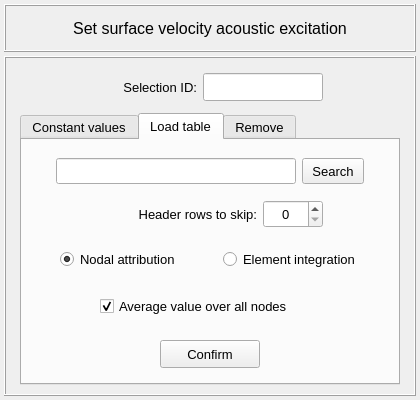
MOPT-UFSC/VIBRA, file vibra/interface/data/ui_files/model/setup/acoustic/surface_velocity_input.ui: the form before one commit.
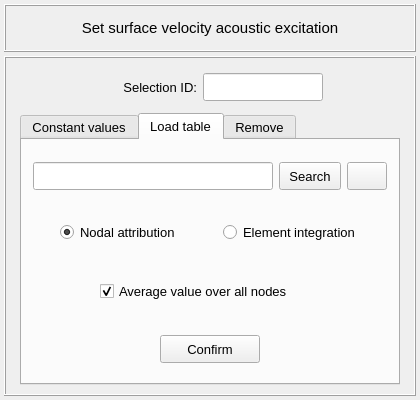
The form after the commit. The open tabs and pages were chosen to show the change. Icons and pictures are not drawn.

Commit message: Adds filter for frequency ranges in imported tables

The edit to the form file:
```diff
--- a/vibra/interface/data/ui_files/model/setup/acoustic/surface_velocity_input.ui
+++ b/vibra/interface/data/ui_files/model/setup/acoustic/surface_velocity_input.ui
@@ -92,7 +92,7 @@
         <property name="font">
          <font>
           <family>MS Shell Dlg 2</family>
-          <pointsize>12</pointsize>
+          <pointsize>11</pointsize>
           <weight>50</weight>
           <italic>false</italic>
           <bold>false</bold>
@@ -802,321 +802,6 @@
            <number>2</number>
           </property>
           <item row="3" column="0">
-           <widget class="QFrame" name="frame_21">
-            <property name="frameShape">
-             <enum>QFrame::NoFrame</enum>
-            </property>
-            <property name="frameShadow">
-             <enum>QFrame::Raised</enum>
-            </property>
-            <layout class="QGridLayout" name="gridLayout_17">
-             <property name="leftMargin">
-              <number>0</number>
-             </property>
-             <property name="topMargin">
-              <number>0</number>
-             </property>
-             <property name="rightMargin">
-              <number>0</number>
-             </property>
-             <property name="bottomMargin">
-              <number>0</number>
-             </property>
-             <property name="spacing">
-              <number>0</number>
-             </property>
-             <item row="0" column="0">
-              <widget class="QCheckBox" name="checkBox_averaged_table_values">
-               <property name="minimumSize">
-                <size>
-                 <width>0</width>
-                 <height>28</height>
-                </size>
-               </property>
-               <property name="maximumSize">
-                <size>
-                 <width>220</width>
-                 <height>28</height>
-                </size>
-               </property>
-               <property name="font">
-                <font>
-                 <pointsize>10</pointsize>
-                </font>
-               </property>
-               <property name="text">
-                <string>Average value over all nodes</string>
-               </property>
-               <property name="checked">
-                <bool>true</bool>
-               </property>
-              </widget>
-             </item>
-            </layout>
-           </widget>
-          </item>
-          <item row="1" column="0">
-           <widget class="QFrame" name="frame_11">
-            <property name="minimumSize">
-             <size>
-              <width>260</width>
-              <height>40</height>
-             </size>
-            </property>
-            <property name="maximumSize">
-             <size>
-              <width>400</width>
-              <height>40</height>
-             </size>
-            </property>
-            <property name="frameShape">
-             <enum>QFrame::NoFrame</enum>
-            </property>
-            <property name="frameShadow">
-             <enum>QFrame::Raised</enum>
-            </property>
-            <layout class="QGridLayout" name="gridLayout_14">
-             <property name="leftMargin">
-              <number>2</number>
-             </property>
-             <property name="topMargin">
-              <number>2</number>
-             </property>
-             <property name="rightMargin">
-              <number>2</number>
-             </property>
-             <property name="bottomMargin">
-              <number>2</number>
-             </property>
-             <property name="horizontalSpacing">
-              <number>6</number>
-             </property>
-             <property name="verticalSpacing">
-              <number>2</number>
-             </property>
-             <item row="0" column="0">
-              <spacer name="horizontalSpacer_6">
-               <property name="orientation">
-                <enum>Qt::Horizontal</enum>
-               </property>
-               <property name="sizeHint" stdset="0">
-                <size>
-                 <width>40</width>
-                 <height>20</height>
-                </size>
-               </property>
-              </spacer>
-             </item>
-             <item row="0" column="1">
-              <widget class="QLabel" name="label_9">
-               <property name="minimumSize">
-                <size>
-                 <width>160</width>
-                 <height>28</height>
-                </size>
-               </property>
-               <property name="maximumSize">
-                <size>
-                 <width>160</width>
-                 <height>28</height>
-                </size>
-               </property>
-               <property name="font">
-                <font>
-                 <family>MS Shell Dlg 2</family>
-                 <pointsize>10</pointsize>
-                 <weight>50</weight>
-                 <italic>false</italic>
-                 <bold>false</bold>
-                </font>
-               </property>
-               <property name="text">
-                <string>Header rows to skip:</string>
-               </property>
-               <property name="alignment">
-                <set>Qt::AlignRight|Qt::AlignTrailing|Qt::AlignVCenter</set>
-               </property>
-              </widget>
-             </item>
-             <item row="0" column="2">
-              <widget class="QSpinBox" name="spinBox">
-               <property name="minimumSize">
-                <size>
-                 <width>60</width>
-                 <height>28</height>
-                </size>
-               </property>
-               <property name="maximumSize">
-                <size>
-                 <width>60</width>
-                 <height>28</height>
-                </size>
-               </property>
-               <property name="alignment">
-                <set>Qt::AlignCenter</set>
-               </property>
-               <property name="maximum">
-                <number>10</number>
-               </property>
-              </widget>
-             </item>
-             <item row="0" column="3">
-              <spacer name="horizontalSpacer_7">
-               <property name="orientation">
-                <enum>Qt::Horizontal</enum>
-               </property>
-               <property name="sizeHint" stdset="0">
-                <size>
-                 <width>40</width>
-                 <height>20</height>
-                </size>
-               </property>
-              </spacer>
-             </item>
-            </layout>
-           </widget>
-          </item>
-          <item row="0" column="0">
-           <widget class="QFrame" name="frame_9">
-            <property name="minimumSize">
-             <size>
-              <width>260</width>
-              <height>0</height>
-             </size>
-            </property>
-            <property name="maximumSize">
-             <size>
-              <width>400</width>
-              <height>200</height>
-             </size>
-            </property>
-            <property name="frameShape">
-             <enum>QFrame::NoFrame</enum>
-            </property>
-            <property name="frameShadow">
-             <enum>QFrame::Raised</enum>
-            </property>
-            <layout class="QGridLayout" name="gridLayout_2">
-             <property name="leftMargin">
-              <number>0</number>
-             </property>
-             <property name="topMargin">
-              <number>4</number>
-             </property>
-             <property name="rightMargin">
-              <number>0</number>
-             </property>
-             <property name="bottomMargin">
-              <number>0</number>
-             </property>
-             <property name="horizontalSpacing">
-              <number>6</number>
-             </property>
-             <property name="verticalSpacing">
-              <number>2</number>
-             </property>
-             <item row="0" column="0">
-              <spacer name="horizontalSpacer_11">
-               <property name="orientation">
-                <enum>Qt::Horizontal</enum>
-               </property>
-               <property name="sizeHint" stdset="0">
-                <size>
-                 <width>40</width>
-                 <height>20</height>
-                </size>
-               </property>
-              </spacer>
-             </item>
-             <item row="0" column="1">
-              <widget class="QLineEdit" name="lineEdit_table_path">
-               <property name="enabled">
-                <bool>true</bool>
-               </property>
-               <property name="minimumSize">
-                <size>
-                 <width>240</width>
-                 <height>26</height>
-                </size>
-               </property>
-               <property name="maximumSize">
-                <size>
-                 <width>260</width>
-                 <height>26</height>
-                </size>
-               </property>
-               <property name="font">
-                <font>
-                 <pointsize>9</pointsize>
-                 <weight>50</weight>
-                 <bold>false</bold>
-                </font>
-               </property>
-               <property name="styleSheet">
-                <string notr="true"/>
-               </property>
-               <property name="alignment">
-                <set>Qt::AlignCenter</set>
-               </property>
-              </widget>
-             </item>
-             <item row="0" column="2">
-              <widget class="QPushButton" name="pushButton_load_table">
-               <property name="enabled">
-                <bool>true</bool>
-               </property>
-               <property name="sizePolicy">
-                <sizepolicy hsizetype="Expanding" vsizetype="Fixed">
-                 <horstretch>0</horstretch>
-                 <verstretch>0</verstretch>
-                </sizepolicy>
-               </property>
-               <property name="minimumSize">
-                <size>
-                 <width>62</width>
-                 <height>26</height>
-                </size>
-               </property>
-               <property name="maximumSize">
-                <size>
-                 <width>62</width>
-                 <height>26</height>
-                </size>
-               </property>
-               <property name="font">
-                <font>
-                 <family>MS Shell Dlg 2</family>
-                 <pointsize>10</pointsize>
-                 <weight>50</weight>
-                 <italic>false</italic>
-                 <bold>false</bold>
-                </font>
-               </property>
-               <property name="styleSheet">
-                <string notr="true"/>
-               </property>
-               <property name="text">
-                <string>Search</string>
-               </property>
-              </widget>
-             </item>
-             <item row="0" column="3">
-              <spacer name="horizontalSpacer_12">
-               <property name="orientation">
-                <enum>Qt::Horizontal</enum>
-               </property>
-               <property name="sizeHint" stdset="0">
-                <size>
-                 <width>40</width>
-                 <height>20</height>
-                </size>
-               </property>
-              </spacer>
-             </item>
-            </layout>
-           </widget>
-          </item>
-          <item row="4" column="0">
            <widget class="QFrame" name="frame_10">
             <property name="minimumSize">
              <size>
@@ -1186,7 +871,7 @@
             </layout>
            </widget>
           </item>
-          <item row="2" column="0">
+          <item row="1" column="0">
            <widget class="QFrame" name="frame_16">
             <property name="frameShape">
              <enum>QFrame::NoFrame</enum>
@@ -1300,6 +985,253 @@
             </layout>
            </widget>
           </item>
+          <item row="0" column="0">
+           <widget class="QFrame" name="frame_9">
+            <property name="minimumSize">
+             <size>
+              <width>260</width>
+              <height>0</height>
+             </size>
+            </property>
+            <property name="maximumSize">
+             <size>
+              <width>400</width>
+              <height>200</height>
+             </size>
+            </property>
+            <property name="frameShape">
+             <enum>QFrame::NoFrame</enum>
+            </property>
+            <property name="frameShadow">
+             <enum>QFrame::Raised</enum>
+            </property>
+            <layout class="QGridLayout" name="gridLayout_2">
+             <property name="leftMargin">
+              <number>0</number>
+             </property>
+             <property name="topMargin">
+              <number>4</number>
+             </property>
+             <property name="rightMargin">
+              <number>0</number>
+             </property>
+             <property name="bottomMargin">
+              <number>0</number>
+             </property>
+             <property name="horizontalSpacing">
+              <number>6</number>
+             </property>
+             <property name="verticalSpacing">
+              <number>2</number>
+             </property>
+             <item row="0" column="2">
+              <widget class="QPushButton" name="pushButton_load_table">
+               <property name="enabled">
+                <bool>true</bool>
+               </property>
+               <property name="sizePolicy">
+                <sizepolicy hsizetype="Expanding" vsizetype="Fixed">
+                 <horstretch>0</horstretch>
+                 <verstretch>0</verstretch>
+                </sizepolicy>
+               </property>
+               <property name="minimumSize">
+                <size>
+                 <width>62</width>
+                 <height>28</height>
+                </size>
+               </property>
+               <property name="maximumSize">
+                <size>
+                 <width>62</width>
+                 <height>28</height>
+                </size>
+               </property>
+               <property name="font">
+                <font>
+                 <family>MS Shell Dlg 2</family>
+                 <pointsize>10</pointsize>
+                 <weight>50</weight>
+                 <italic>false</italic>
+                 <bold>false</bold>
+                </font>
+               </property>
+               <property name="styleSheet">
+                <string notr="true"/>
+               </property>
+               <property name="text">
+                <string>Search</string>
+               </property>
+              </widget>
+             </item>
+             <item row="0" column="1">
+              <widget class="QLineEdit" name="lineEdit_table_path">
+               <property name="enabled">
+                <bool>true</bool>
+               </property>
+               <property name="minimumSize">
+                <size>
+                 <width>240</width>
+                 <height>28</height>
+                </size>
+               </property>
+               <property name="maximumSize">
+                <size>
+                 <width>260</width>
+                 <height>28</height>
+                </size>
+               </property>
+               <property name="font">
+                <font>
+                 <pointsize>9</pointsize>
+                 <weight>50</weight>
+                 <bold>false</bold>
+                </font>
+               </property>
+               <property name="styleSheet">
+                <string notr="true"/>
+               </property>
+               <property name="alignment">
+                <set>Qt::AlignCenter</set>
+               </property>
+              </widget>
+             </item>
+             <item row="0" column="4">
+              <spacer name="horizontalSpacer_12">
+               <property name="orientation">
+                <enum>Qt::Horizontal</enum>
+               </property>
+               <property name="sizeHint" stdset="0">
+                <size>
+                 <width>40</width>
+                 <height>20</height>
+                </size>
+               </property>
+              </spacer>
+             </item>
+             <item row="0" column="0">
+              <spacer name="horizontalSpacer_11">
+               <property name="orientation">
+                <enum>Qt::Horizontal</enum>
+               </property>
+               <property name="sizeHint" stdset="0">
+                <size>
+                 <width>40</width>
+                 <height>20</height>
+                </size>
+               </property>
+              </spacer>
+             </item>
+             <item row="0" column="3">
+              <widget class="QPushButton" name="pushButton_change_frequency_setup">
+               <property name="enabled">
+                <bool>true</bool>
+               </property>
+               <property name="sizePolicy">
+                <sizepolicy hsizetype="Expanding" vsizetype="Fixed">
+                 <horstretch>0</horstretch>
+                 <verstretch>0</verstretch>
+                </sizepolicy>
+               </property>
+               <property name="minimumSize">
+                <size>
+                 <width>40</width>
+                 <height>28</height>
+                </size>
+               </property>
+               <property name="maximumSize">
+                <size>
+                 <width>40</width>
+                 <height>28</height>
+                </size>
+               </property>
+               <property name="font">
+                <font>
+                 <family>MS Shell Dlg 2</family>
+                 <pointsize>10</pointsize>
+                 <weight>50</weight>
+                 <italic>false</italic>
+                 <bold>false</bold>
+                </font>
+               </property>
+               <property name="toolTip">
+                <string>&lt;html&gt;&lt;head/&gt;&lt;body&gt;&lt;p&gt;Filter the frequency range of interest&lt;/p&gt;&lt;/body&gt;&lt;/html&gt;</string>
+               </property>
+               <property name="styleSheet">
+                <string notr="true"/>
+               </property>
+               <property name="text">
+                <string/>
+               </property>
+               <property name="icon">
+                <iconset>
+                 <normaloff>../../../../icons/recent.png</normaloff>../../../../icons/recent.png</iconset>
+               </property>
+               <property name="iconSize">
+                <size>
+                 <width>20</width>
+                 <height>20</height>
+                </size>
+               </property>
+              </widget>
+             </item>
+            </layout>
+           </widget>
+          </item>
+          <item row="2" column="0">
+           <widget class="QFrame" name="frame_21">
+            <property name="frameShape">
+             <enum>QFrame::NoFrame</enum>
+            </property>
+            <property name="frameShadow">
+             <enum>QFrame::Raised</enum>
+            </property>
+            <layout class="QGridLayout" name="gridLayout_17">
+             <property name="leftMargin">
+              <number>0</number>
+             </property>
+             <property name="topMargin">
+              <number>0</number>
+             </property>
+             <property name="rightMargin">
+              <number>0</number>
+             </property>
+             <property name="bottomMargin">
+              <number>0</number>
+             </property>
+             <property name="spacing">
+              <number>0</number>
+             </property>
+             <item row="0" column="0">
+              <widget class="QCheckBox" name="checkBox_averaged_table_values">
+               <property name="minimumSize">
+                <size>
+                 <width>0</width>
+                 <height>28</height>
+                </size>
+               </property>
+               <property name="maximumSize">
+                <size>
+                 <width>220</width>
+                 <height>28</height>
+                </size>
+               </property>
+               <property name="font">
+                <font>
+                 <pointsize>10</pointsize>
+                </font>
+               </property>
+               <property name="text">
+                <string>Average value over all nodes</string>
+               </property>
+               <property name="checked">
+                <bool>true</bool>
+               </property>
+              </widget>
+             </item>
+            </layout>
+           </widget>
+          </item>
          </layout>
         </widget>
         <widget class="QWidget" name="tab_remove">
```
Left out of the diff: 2 changed lines with no effect on the pictures. The commit also changes 20 other files.
